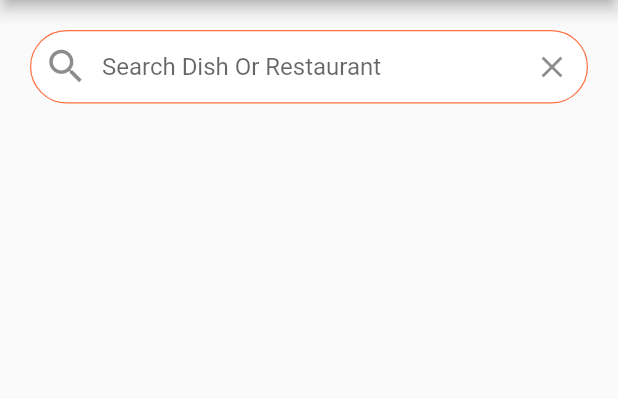
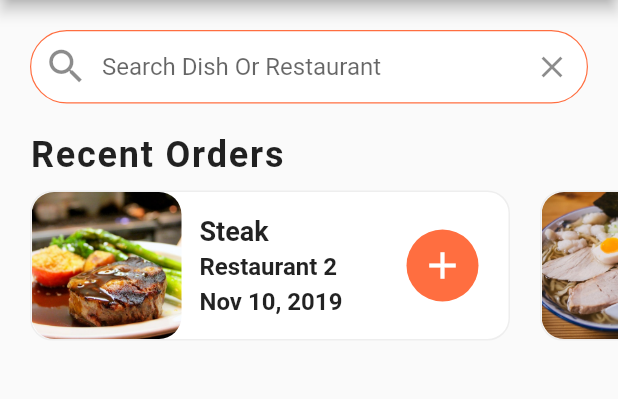
Before and after one commit to Maxondria/flutter-food-app, a Flutter app: the screen it shows after launch, on a phone screen of 412 x 824 dp, the part 84-483 px from its top. Run offline on Flutter 3.47's test engine with Material 2 defaults, Android fonts, the phone set to English and light mode, and no system bars.

Commit message:
create recent orders widget with list view - horizontal

```diff
--- a/lib/screens/home_screen.dart
+++ b/lib/screens/home_screen.dart
@@ -1,5 +1,6 @@
 import 'package:flutter/material.dart';
 import 'package:flutter_food_delivery_ui/data/data.dart';
+import 'package:flutter_food_delivery_ui/widgets/recent_orders.dart';
 
 class HomeScreen extends StatefulWidget {
   @override
@@ -62,6 +63,7 @@ class _HomeScreenState extends State<HomeScreen> {
               ),
             ),
           ),
+          RecentOrders()
         ],
       ),
     );
--- /dev/null
+++ b/lib/widgets/recent_orders.dart
@@ -0,0 +1,127 @@
+import 'package:flutter/cupertino.dart';
+import 'package:flutter/material.dart';
+import 'package:flutter_food_delivery_ui/data/data.dart';
+import 'package:flutter_food_delivery_ui/models/order.dart';
+
+class RecentOrders extends StatelessWidget {
+  _buildRecentOrder(BuildContext context, Order order) {
+    return Container(
+      margin: EdgeInsets.all(10.0),
+      width: 320.0,
+      decoration: BoxDecoration(
+        color: Colors.white,
+        borderRadius: BorderRadius.circular(15.0),
+        border: Border.all(
+          width: 1.0,
+          color: Colors.grey[200],
+        ),
+      ),
+      child: Row(
+        mainAxisAlignment: MainAxisAlignment.spaceBetween,
+        children: <Widget>[
+          Expanded(
+            child: Row(
+              children: <Widget>[
+                ClipRRect(
+                  borderRadius: BorderRadius.circular(15.0),
+                  child: Image(
+                    height: 100.0,
+                    width: 100.0,
+                    fit: BoxFit.cover,
+                    image: AssetImage(order.food.imageUrl),
+                  ),
+                ),
+                Expanded(
+                  child: Container(
+                    margin: EdgeInsets.all(12.0),
+                    child: Column(
+                      crossAxisAlignment: CrossAxisAlignment.start,
+                      mainAxisAlignment: MainAxisAlignment.center,
+                      children: <Widget>[
+                        Text(
+                          order.food.name,
+                          style: TextStyle(
+                            fontSize: 18.0,
+                            fontWeight: FontWeight.bold,
+                          ),
+                          overflow: TextOverflow.ellipsis,
+                        ),
+                        SizedBox(height: 4.0),
+                        Text(
+                          order.restaurant.name,
+                          style: TextStyle(
+                            fontSize: 16.0,
+                            fontWeight: FontWeight.w600,
+                          ),
+                          overflow: TextOverflow.ellipsis,
+                        ),
+                        SizedBox(height: 4.0),
+                        Text(
+                          order.date,
+                          style: TextStyle(
+                            fontSize: 16.0,
+                            fontWeight: FontWeight.w600,
+                          ),
+                          overflow: TextOverflow.ellipsis,
+                        ),
+                      ],
+                    ),
+                  ),
+                ),
+              ],
+            ),
+          ),
+          Container(
+            margin: EdgeInsets.only(right: 20.0),
+            width: 48.0,
+            decoration: BoxDecoration(
+              color: Theme.of(context).primaryColor,
+              borderRadius: BorderRadius.circular(30.0),
+            ),
+            child: IconButton(
+              icon: Icon(
+                Icons.add,
+                color: Colors.white,
+                size: 30.0,
+              ),
+              onPressed: () {},
+            ),
+          ),
+        ],
+      ),
+    );
+  }
+
+  @override
+  Widget build(BuildContext context) {
+    return Column(
+      crossAxisAlignment: CrossAxisAlignment.start,
+      children: <Widget>[
+        Padding(
+          padding: EdgeInsets.symmetric(horizontal: 20.0),
+          child: Text(
+            "Recent Orders",
+            style: TextStyle(
+              fontSize: 24.0,
+              fontWeight: FontWeight.w600,
+              letterSpacing: 1.2,
+            ),
+          ),
+        ),
+        Container(
+          height: 120.0,
+          child: ListView.builder(
+            padding: EdgeInsets.only(left: 10.0),
+            physics: BouncingScrollPhysics(),
+            scrollDirection: Axis.horizontal,
+            itemCount: currentUser.orders.length,
+            itemBuilder: (BuildContext context, int index) {
+              Order order = currentUser.orders[index];
+              return _buildRecentOrder(context, order);
+            },
+          ),
+        )
+      ],
+    );
+  }
+}
```
